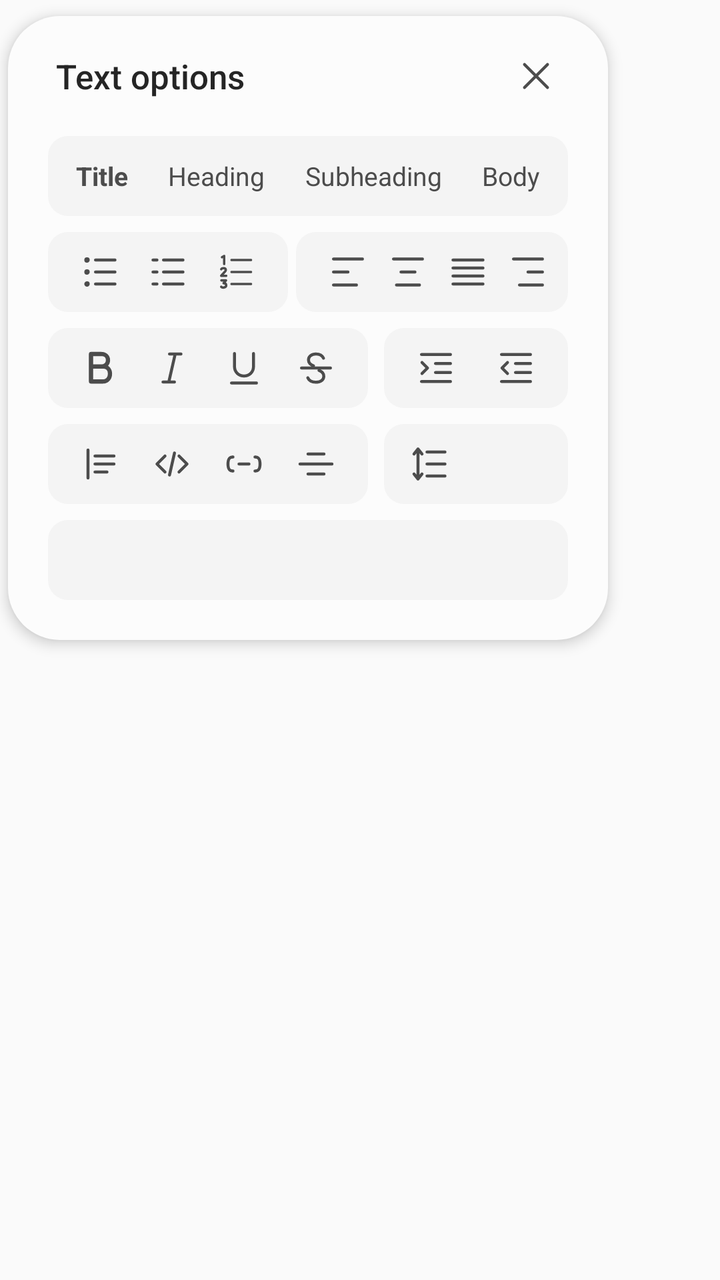
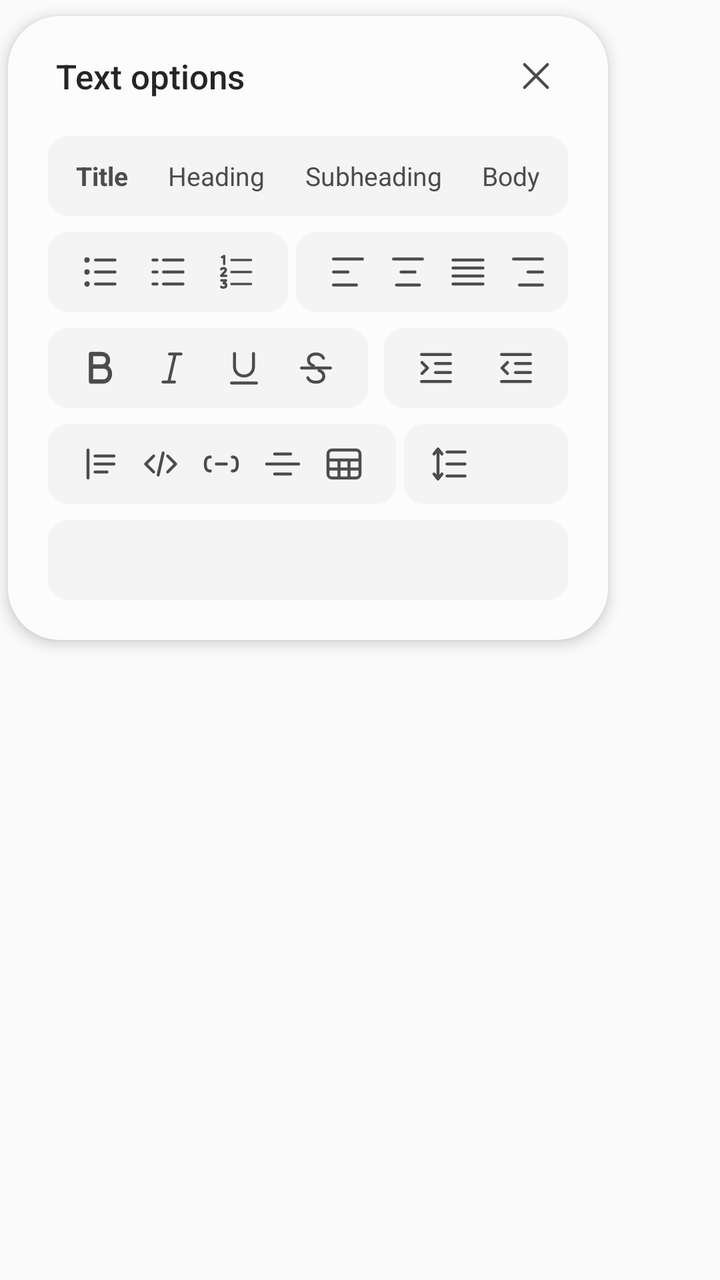

Two renders of the same Android screen: before a commit and after it. Below are the layout's source before the change and the commit's diff.
<!-- AndroidManifest.xml: application theme AppTheme -->
<!-- res/layout/text_options_panel.xml -->
<?xml version="1.0" encoding="utf-8"?>
<FrameLayout xmlns:android="http://schemas.android.com/apk/res/android"
    android:layout_width="wrap_content"
    android:layout_height="wrap_content"
    android:paddingStart="4dp"
    android:paddingTop="8dp"
    android:paddingEnd="4dp"
    android:paddingBottom="8dp"
    android:clipToPadding="false">

    <LinearLayout
        android:layout_width="300dp"
        android:layout_height="wrap_content"
        android:background="@drawable/panel_background"
        android:elevation="4dp"
        android:orientation="vertical"
        android:paddingBottom="20dp">

        <RelativeLayout
            android:layout_width="match_parent"
            android:layout_height="60dp"
            android:layout_marginStart="24dp"
            android:layout_marginEnd="24dp">

            <TextView
                android:layout_width="wrap_content"
                android:layout_height="wrap_content"
                android:layout_alignParentStart="true"
                android:layout_centerVertical="true"
                android:layout_toStartOf="@id/close"
                android:ellipsize="end"
                android:fontFamily="sans-serif-medium"
                android:maxLines="1"
                android:text="@string/text_options"
                android:textColor="@color/panel_title"
                android:textSize="17sp" />

            <ImageButton
                android:id="@+id/close"
                style="@style/PanelButton"
                android:layout_width="24dp"
                android:layout_height="24dp"
                android:layout_alignParentEnd="true"
                android:layout_centerVertical="true"
                android:contentDescription="@string/close"
                android:src="@drawable/ic_close" />
        </RelativeLayout>

        
        <LinearLayout style="@style/PanelGroup" android:layout_width="260dp" android:layout_gravity="center_horizontal"
            android:paddingStart="4dp" android:paddingEnd="4dp">
            <TextView android:id="@+id/role_title" style="@style/PanelChip" android:text="@string/role_title" android:textStyle="bold" />
            <TextView android:id="@+id/role_heading" style="@style/PanelChip" android:text="@string/role_heading" />
            <TextView android:id="@+id/role_subheading" style="@style/PanelChip" android:text="@string/role_subheading" />
            <TextView android:id="@+id/role_body" style="@style/PanelChip" android:text="@string/role_body" />
        </LinearLayout>

        <LinearLayout android:layout_width="260dp" android:layout_height="40dp" android:layout_gravity="center_horizontal"
            android:layout_marginTop="8dp" android:orientation="horizontal" android:layoutDirection="ltr">
            <LinearLayout style="@style/PanelGroup" android:layout_width="120dp">
                <ImageButton android:id="@+id/bullets" style="@style/PanelButton" android:src="@drawable/ic_list_bullets" android:contentDescription="@string/bullets" />
                <Space android:layout_width="0dp" android:layout_height="1dp" android:layout_weight="1" />
                <ImageButton android:id="@+id/dashes" style="@style/PanelButton" android:src="@drawable/ic_list_dashes" android:contentDescription="@string/dashes" />
                <Space android:layout_width="0dp" android:layout_height="1dp" android:layout_weight="1" />
                <ImageButton android:id="@+id/numbering" style="@style/PanelButton" android:src="@drawable/ic_list_numbers" android:contentDescription="@string/numbering" />
            </LinearLayout>
            <Space android:layout_width="0dp" android:layout_height="1dp" android:layout_weight="1" />
            <LinearLayout style="@style/PanelGroup" android:layout_width="136dp">
                <ImageButton android:id="@+id/align_left" style="@style/PanelButton" android:src="@drawable/ic_align_left" android:contentDescription="@string/align_left" />
                <Space android:layout_width="0dp" android:layout_height="1dp" android:layout_weight="1" />
                <ImageButton android:id="@+id/align_center" style="@style/PanelButton" android:src="@drawable/ic_align_center" android:contentDescription="@string/align_center" />
                <Space android:layout_width="0dp" android:layout_height="1dp" android:layout_weight="1" />
                <ImageButton android:id="@+id/align_justify" style="@style/PanelButton" android:src="@drawable/ic_align_justify" android:contentDescription="@string/align_justify" />
                <Space android:layout_width="0dp" android:layout_height="1dp" android:layout_weight="1" />
                <ImageButton android:id="@+id/align_right" style="@style/PanelButton" android:src="@drawable/ic_align_right" android:contentDescription="@string/align_right" />
            </LinearLayout>
        </LinearLayout>

        <LinearLayout android:layout_width="260dp" android:layout_height="40dp" android:layout_gravity="center_horizontal"
            android:layout_marginTop="8dp" android:orientation="horizontal">
            <LinearLayout style="@style/PanelGroup" android:layout_width="160dp">
                <ImageButton android:id="@+id/bold" style="@style/PanelButton" android:src="@drawable/ic_bold" android:contentDescription="@string/bold" />
                <Space android:layout_width="0dp" android:layout_height="1dp" android:layout_weight="1" />
                <ImageButton android:id="@+id/italic" style="@style/PanelButton" android:src="@drawable/ic_italic" android:contentDescription="@string/italic" />
                <Space android:layout_width="0dp" android:layout_height="1dp" android:layout_weight="1" />
                <ImageButton android:id="@+id/underline" style="@style/PanelButton" android:src="@drawable/ic_underline" android:contentDescription="@string/underline" />
                <Space android:layout_width="0dp" android:layout_height="1dp" android:layout_weight="1" />
                <ImageButton android:id="@+id/strikethrough" style="@style/PanelButton" android:src="@drawable/ic_strikethrough" android:contentDescription="@string/strikethrough" />
            </LinearLayout>
            <Space android:layout_width="0dp" android:layout_height="1dp" android:layout_weight="1" />
            <LinearLayout style="@style/PanelGroup" android:layout_width="92dp">
                <ImageButton android:id="@+id/indent" style="@style/PanelButton" android:src="@drawable/ic_indent" android:contentDescription="@string/indent" />
                <Space android:layout_width="0dp" android:layout_height="1dp" android:layout_weight="1" />
                <ImageButton android:id="@+id/outdent" style="@style/PanelButton" android:src="@drawable/ic_outdent" android:contentDescription="@string/outdent" />
            </LinearLayout>
        </LinearLayout>

        <LinearLayout android:layout_width="260dp" android:layout_height="40dp" android:layout_gravity="center_horizontal"
            android:layout_marginTop="8dp" android:orientation="horizontal" android:layoutDirection="ltr">
            <LinearLayout style="@style/PanelGroup" android:layout_width="160dp">
                <ImageButton android:id="@+id/quote" style="@style/PanelButton" android:src="@drawable/ic_quote" android:contentDescription="@string/quote" />
                <Space android:layout_width="0dp" android:layout_height="1dp" android:layout_weight="1" />
                <ImageButton android:id="@+id/code_block" style="@style/PanelButton" android:src="@drawable/ic_code_block" android:contentDescription="@string/code_block" />
                <Space android:layout_width="0dp" android:layout_height="1dp" android:layout_weight="1" />
                <ImageButton android:id="@+id/inline_code" style="@style/PanelButton" android:src="@drawable/ic_inline_code" android:contentDescription="@string/inline_code" />
                <Space android:layout_width="0dp" android:layout_height="1dp" android:layout_weight="1" />
                <ImageButton android:id="@+id/divider" style="@style/PanelButton" android:src="@drawable/ic_divider" android:contentDescription="@string/divider" />
            </LinearLayout>
            <Space android:layout_width="0dp" android:layout_height="1dp" android:layout_weight="1" />
            <LinearLayout android:id="@+id/line_spacing" style="@style/PanelGroup" android:layout_width="92dp"
                android:background="@drawable/panel_group_background" android:contentDescription="@string/line_spacing">
                <ImageView android:layout_width="24dp" android:layout_height="24dp" android:src="@drawable/ic_line_spacing"
                    android:tint="@color/icon_tint" android:importantForAccessibility="no" />
                <TextView android:id="@+id/line_spacing_label" android:layout_width="0dp" android:layout_height="wrap_content"
                    android:layout_weight="1" android:gravity="center" android:textColor="@color/size_label" android:textSize="14sp" />
            </LinearLayout>
        </LinearLayout>

        
        <LinearLayout android:id="@+id/callouts" style="@style/PanelGroup" android:layout_width="260dp"
            android:layout_gravity="center_horizontal" android:layout_marginTop="8dp" android:layoutDirection="ltr" />
    </LinearLayout>
</FrameLayout>
<!-- resources referenced by this layout -->
<resources>
  <color name="icon_tint">#FF4C4C4C</color>
  <color name="panel_title">#FF252525</color>
  <color name="size_label">#FF4C4C4C</color>
  <!-- drawable panel_background (drawable) -->
  <?xml version="1.0" encoding="utf-8"?>
  <shape xmlns:android="http://schemas.android.com/apk/res/android" android:shape="rectangle">
      <corners android:radius="26dp" />
      <solid android:color="@color/panel_background" />
  </shape>
  <!-- drawable panel_group_background (drawable) -->
  <?xml version="1.0" encoding="utf-8"?>
  <shape xmlns:android="http://schemas.android.com/apk/res/android" android:shape="rectangle">
      <corners android:radius="10dp" />
      <solid android:color="@color/panel_group" />
  </shape>
  <string name="align_center">Align text to center</string>
  <string name="align_justify">Justify</string>
  <string name="align_left">Align text to left</string>
  <string name="align_right">Align text to right</string>
  <string name="bold">Bold</string>
  <string name="bullets">Bullet points</string>
  <string name="close">Close</string>
  <string name="code_block">Code block</string>
  <string name="dashes">Dashed list</string>
  <string name="divider">Insert divider</string>
  <string name="indent">Indent</string>
  <string name="inline_code">Inline code</string>
  <string name="italic">Italic</string>
  <string name="line_spacing">Line spacing</string>
  <string name="numbering">Numbered list</string>
  <string name="outdent">Outdent</string>
  <string name="quote">Block quote</string>
  <string name="role_body">Body</string>
  <string name="role_heading">Heading</string>
  <string name="role_subheading">Subheading</string>
  <string name="role_title">Title</string>
  <string name="strikethrough">Strikethrough</string>
  <string name="text_options">Text options</string>
  <string name="underline">Underline</string>
  <style name="PanelButton">
          <item name="android:layout_width">30dp</item>
          <item name="android:layout_height">30dp</item>
          <item name="android:layout_gravity">center_vertical</item>
          <item name="android:scaleType">center</item>
          <item name="android:background">@drawable/toolbar_item_background</item>
          <item name="android:tint">@color/icon_tint</item>
      </style>
  <style name="PanelGroup">
          <item name="android:layout_height">40dp</item>
          <item name="android:orientation">horizontal</item>
          <item name="android:gravity">center_vertical</item>
          <item name="android:paddingStart">11dp</item>
          <item name="android:paddingEnd">11dp</item>
          <item name="android:background">@drawable/panel_group_background</item>
      </style>
  <style name="AppTheme" parent="@android:style/Theme.Material.Light.NoActionBar">
          <item name="android:colorAccent">#FF007AFF</item>
      </style>
  <color name="panel_background">#FFFCFCFC</color>
  <color name="panel_group">#FFF4F4F4</color>
  <color name="item_pressed">#1A000000</color>
  <color name="item_selected">#14000000</color>
  <!-- unchanged entries left out for length: 22 -->
</resources>

<!-- the commit's change to res/layout/text_options_panel.xml (unified diff, before → after) -->
@@ -97,7 +97,7 @@
 
         <LinearLayout android:layout_width="260dp" android:layout_height="40dp" android:layout_gravity="center_horizontal"
             android:layout_marginTop="8dp" android:orientation="horizontal" android:layoutDirection="ltr">
-            <LinearLayout style="@style/PanelGroup" android:layout_width="160dp">
+            <LinearLayout style="@style/PanelGroup" android:layout_width="174dp">
                 <ImageButton android:id="@+id/quote" style="@style/PanelButton" android:src="@drawable/ic_quote" android:contentDescription="@string/quote" />
                 <Space android:layout_width="0dp" android:layout_height="1dp" android:layout_weight="1" />
                 <ImageButton android:id="@+id/code_block" style="@style/PanelButton" android:src="@drawable/ic_code_block" android:contentDescription="@string/code_block" />
@@ -105,9 +105,11 @@
                 <ImageButton android:id="@+id/inline_code" style="@style/PanelButton" android:src="@drawable/ic_inline_code" android:contentDescription="@string/inline_code" />
                 <Space android:layout_width="0dp" android:layout_height="1dp" android:layout_weight="1" />
                 <ImageButton android:id="@+id/divider" style="@style/PanelButton" android:src="@drawable/ic_divider" android:contentDescription="@string/divider" />
+                <Space android:layout_width="0dp" android:layout_height="1dp" android:layout_weight="1" />
+                <ImageButton android:id="@+id/table" style="@style/PanelButton" android:src="@drawable/ic_table" android:contentDescription="@string/table" />
             </LinearLayout>
             <Space android:layout_width="0dp" android:layout_height="1dp" android:layout_weight="1" />
-            <LinearLayout android:id="@+id/line_spacing" style="@style/PanelGroup" android:layout_width="92dp"
+            <LinearLayout android:id="@+id/line_spacing" style="@style/PanelGroup" android:layout_width="82dp"
                 android:background="@drawable/panel_group_background" android:contentDescription="@string/line_spacing">
                 <ImageView android:layout_width="24dp" android:layout_height="24dp" android:src="@drawable/ic_line_spacing"
                     android:tint="@color/icon_tint" android:importantForAccessibility="no" />
<!-- resource entries referenced after the edit -->
@@ -3,6 +3,15 @@
   <color name="icon_tint">#FF4C4C4C</color>
   <color name="panel_title">#FF252525</color>
   <color name="size_label">#FF4C4C4C</color>
+  <!-- drawable ic_table (drawable) -->
+  <?xml version="1.0" encoding="utf-8"?>
+  <vector xmlns:android="http://schemas.android.com/apk/res/android"
+      android:width="24dp" android:height="24dp" android:viewportWidth="24" android:viewportHeight="24"
+      android:autoMirrored="false">
+      <path android:pathData="M6,5H18A2,2 0,0 1,20 7V17A2,2 0,0 1,18 19H6A2,2 0,0 1,4 17V7A2,2 0,0 1,6 5ZM4,10H20M4,14.5H20M9.5,10V19M14.5,10V19"
+          android:strokeColor="#FF4C4C4C" android:strokeWidth="1.5"
+          android:strokeLineCap="round" android:strokeLineJoin="round" android:fillColor="#00000000" />
+  </vector>
   <!-- drawable panel_background (drawable) -->
   <?xml version="1.0" encoding="utf-8"?>
   <shape xmlns:android="http://schemas.android.com/apk/res/android" android:shape="rectangle">
@@ -37,6 +46,7 @@
   <string name="role_subheading">Subheading</string>
   <string name="role_title">Title</string>
   <string name="strikethrough">Strikethrough</string>
+  <string name="table">Table</string>
   <string name="text_options">Text options</string>
   <string name="underline">Underline</string>
   <style name="PanelButton">
